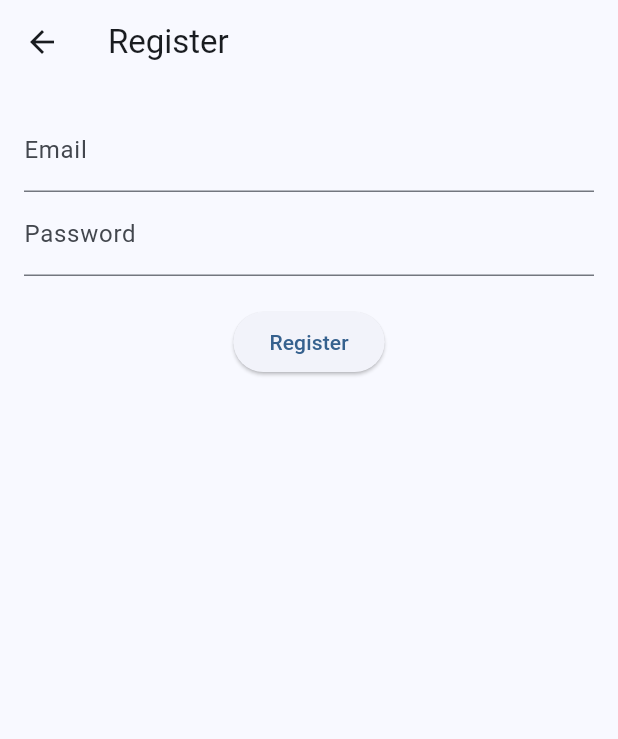
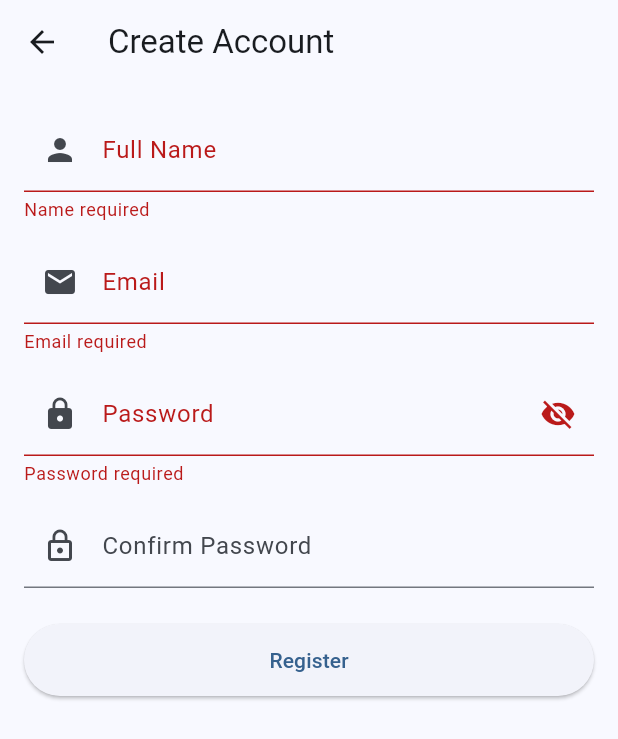
Before and after one commit to Uppara-Veeranjaneyulu/task-manager-flutter-app, a Flutter app: the RegisterScreen screen opened directly, after a tap on "Register", on a phone screen of 412 x 824 dp. Shown: the top 739 px of the screen. Run offline on Flutter 3.47's test engine with Material 3 defaults, Android fonts, the phone set to English and light mode, and no system bars; our stand-ins replace cloud_firestore, firebase_auth, firebase_core, google_sign_in, sqflite; accounts and stored records are empty.

Commit message:
modified register page

```diff
--- a/lib/presentation/screens/register_screen.dart
+++ b/lib/presentation/screens/register_screen.dart
@@ -9,37 +9,140 @@ class RegisterScreen extends StatefulWidget {
 }
 
 class _RegisterScreenState extends State<RegisterScreen> {
+  final _formKey = GlobalKey<FormState>();
+
+  final nameController = TextEditingController();
   final emailController = TextEditingController();
   final passwordController = TextEditingController();
+  final confirmPasswordController = TextEditingController();
 
-  void register() async {
+  bool isLoading = false;
+  bool showPassword = false;
+
+  Future<void> register() async {
+    if (!_formKey.currentState!.validate()) return;
+
+    setState(() => isLoading = true);
+
+    try {
       await FirebaseAuth.instance.createUserWithEmailAndPassword(
-      email: emailController.text,
-      password: passwordController.text,
+        email: emailController.text.trim(),
+        password: passwordController.text.trim(),
       );
+
       Navigator.pop(context);
+    } on FirebaseAuthException catch (e) {
+      ScaffoldMessenger.of(context).showSnackBar(
+        SnackBar(content: Text(e.message ?? "Registration failed")),
+      );
+    } finally {
+      setState(() => isLoading = false);
+    }
   }
 
   @override
   Widget build(BuildContext context) {
     return Scaffold(
-      appBar: AppBar(title: const Text("Register")),
+      appBar: AppBar(title: const Text("Create Account")),
       body: Padding(
         padding: const EdgeInsets.all(16),
+        child: Form(
+          key: _formKey,
           child: Column(
             children: [
-            TextField(
+              // 👤 NAME
+              TextFormField(
+                controller: nameController,
+                decoration: const InputDecoration(
+                  labelText: "Full Name",
+                  prefixIcon: Icon(Icons.person),
+                ),
+                validator: (value) =>
+                    value == null || value.isEmpty ? "Name required" : null,
+              ),
+
+              const SizedBox(height: 12),
+
+              // 📧 EMAIL
+              TextFormField(
                 controller: emailController,
-              decoration: const InputDecoration(labelText: "Email"),
+                decoration: const InputDecoration(
+                  labelText: "Email",
+                  prefixIcon: Icon(Icons.email),
                 ),
-            TextField(
+                keyboardType: TextInputType.emailAddress,
+                validator: (value) {
+                  if (value == null || value.isEmpty) {
+                    return "Email required";
+                  }
+                  if (!value.contains("@")) {
+                    return "Enter a valid email";
+                  }
+                  return null;
+                },
+              ),
+
+              const SizedBox(height: 12),
+
+              // 🔒 PASSWORD
+              TextFormField(
                 controller: passwordController,
-              decoration: const InputDecoration(labelText: "Password"),
-              obscureText: true,
+                obscureText: !showPassword,
+                decoration: InputDecoration(
+                  labelText: "Password",
+                  prefixIcon: const Icon(Icons.lock),
+                  suffixIcon: IconButton(
+                    icon: Icon(
+                      showPassword ? Icons.visibility : Icons.visibility_off,
                     ),
-            const SizedBox(height: 20),
-            ElevatedButton(onPressed: register, child: const Text("Register")),
+                    onPressed: () =>
+                        setState(() => showPassword = !showPassword),
+                  ),
+                ),
+                validator: (value) {
+                  if (value == null || value.isEmpty) {
+                    return "Password required";
+                  }
+                  if (value.length < 6) {
+                    return "Password must be at least 6 characters";
+                  }
+                  return null;
+                },
+              ),
+
+              const SizedBox(height: 12),
+
+              // 🔒 CONFIRM PASSWORD
+              TextFormField(
+                controller: confirmPasswordController,
+                obscureText: !showPassword,
+                decoration: const InputDecoration(
+                  labelText: "Confirm Password",
+                  prefixIcon: Icon(Icons.lock_outline),
+                ),
+                validator: (value) {
+                  if (value != passwordController.text) {
+                    return "Passwords do not match";
+                  }
+                  return null;
+                },
+              ),
+
+              const SizedBox(height: 24),
+
+              // 🔘 REGISTER BUTTON
+              SizedBox(
+                width: double.infinity,
+                height: 48,
+                child: ElevatedButton(
+                  onPressed: isLoading ? null : register,
+                  child: isLoading
+                      ? const CircularProgressIndicator(color: Colors.white)
+                      : const Text("Register"),
+                ),
+              ),
             ],
+          ),
         ),
       ),
     );
```
Also changed, not shown: 1 other file. Lines whose indentation alone changed are shown as unchanged.
